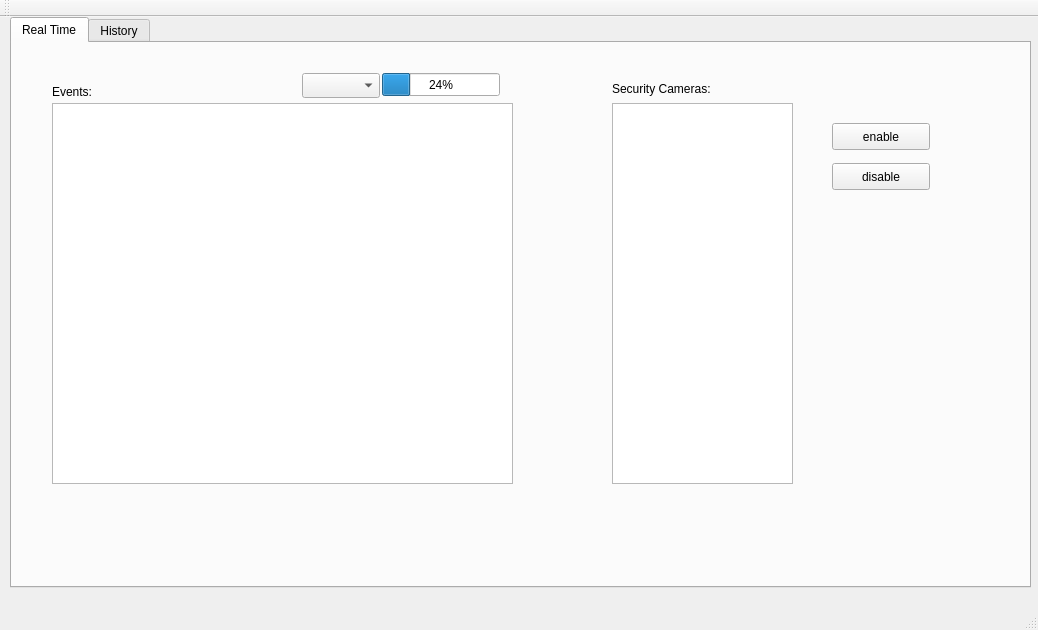
This is mainwindow.ui in tomerye/Security-Sys-gui as Qt 5 draws it before an edit. The edited form follows.
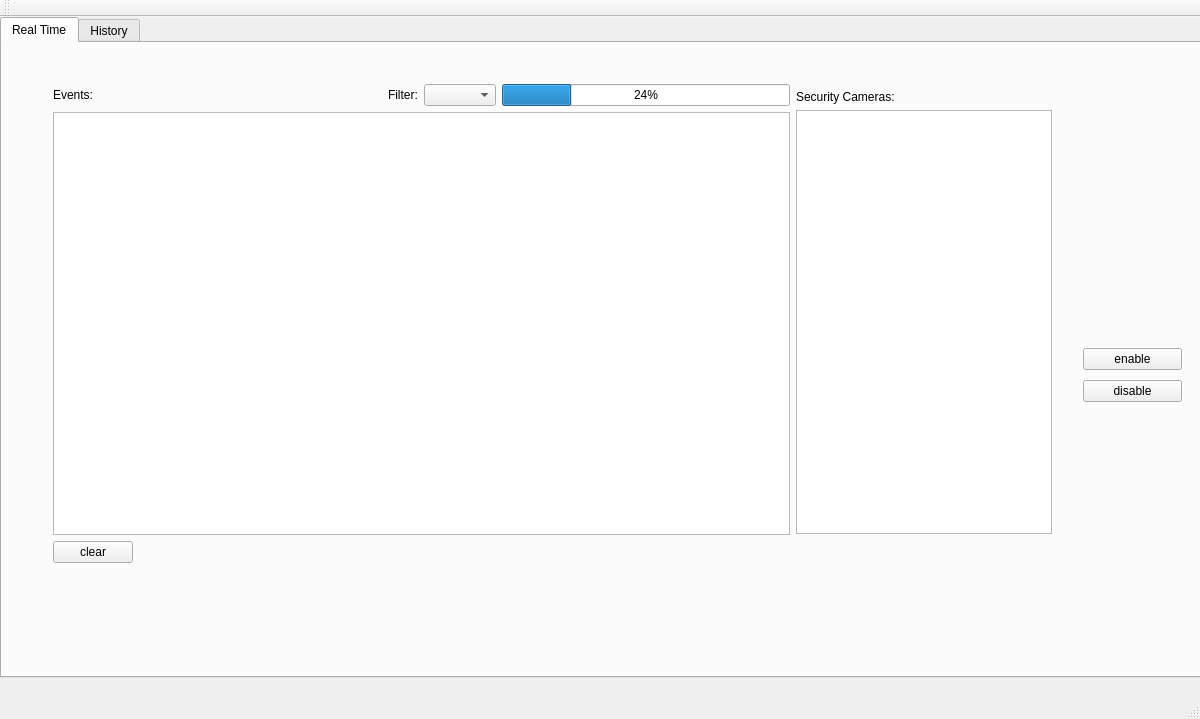
This is the edited form.

```diff
--- a/mainwindow.ui
+++ b/mainwindow.ui
@@ -6,8 +6,8 @@
    <rect>
     <x>0</x>
     <y>0</y>
-    <width>1038</width>
-    <height>630</height>
+    <width>1200</width>
+    <height>719</height>
    </rect>
   </property>
   <property name="windowTitle">
@@ -17,10 +17,10 @@
    <widget class="QTabWidget" name="tabWidget">
     <property name="geometry">
      <rect>
-      <x>10</x>
+      <x>0</x>
       <y>0</y>
-      <width>1021</width>
-      <height>571</height>
+      <width>1201</width>
+      <height>661</height>
      </rect>
     </property>
     <property name="currentIndex">
@@ -30,116 +30,188 @@
      <attribute name="title">
       <string>Real Time</string>
      </attribute>
-     <widget class="QListView" name="listView">
-      <property name="geometry">
-       <rect>
-        <x>600</x>
-        <y>60</y>
-        <width>181</width>
-        <height>381</height>
-       </rect>
-      </property>
-     </widget>
-     <widget class="QTableView" name="tableView">
-      <property name="geometry">
-       <rect>
-        <x>40</x>
-        <y>60</y>
-        <width>461</width>
-        <height>381</height>
-       </rect>
-      </property>
-      <property name="editTriggers">
-       <set>QAbstractItemView::NoEditTriggers</set>
-      </property>
-     </widget>
-     <widget class="QComboBox" name="comboBox">
-      <property name="geometry">
-       <rect>
-        <x>290</x>
-        <y>30</y>
-        <width>78</width>
-        <height>25</height>
-       </rect>
-      </property>
-     </widget>
-     <widget class="QProgressBar" name="progressBar">
-      <property name="geometry">
-       <rect>
-        <x>370</x>
-        <y>30</y>
-        <width>118</width>
-        <height>23</height>
-       </rect>
-      </property>
-      <property name="value">
-       <number>24</number>
-      </property>
-     </widget>
-     <widget class="QPushButton" name="pushButton_2">
-      <property name="geometry">
-       <rect>
-        <x>820</x>
-        <y>80</y>
-        <width>98</width>
-        <height>27</height>
-       </rect>
-      </property>
-      <property name="text">
-       <string>enable</string>
-      </property>
-     </widget>
-     <widget class="QPushButton" name="pushButton_3">
-      <property name="geometry">
-       <rect>
-        <x>820</x>
-        <y>120</y>
-        <width>98</width>
-        <height>27</height>
-       </rect>
-      </property>
-      <property name="text">
-       <string>disable</string>
-      </property>
-     </widget>
      <widget class="QLabel" name="label">
       <property name="geometry">
        <rect>
-        <x>300</x>
-        <y>460</y>
-        <width>581</width>
-        <height>41</height>
+        <x>800</x>
+        <y>540</y>
+        <width>261</width>
+        <height>21</height>
        </rect>
       </property>
       <property name="text">
        <string/>
       </property>
      </widget>
-     <widget class="QLabel" name="label_2">
+     <widget class="QWidget" name="layoutWidget">
       <property name="geometry">
        <rect>
-        <x>600</x>
-        <y>30</y>
+        <x>1070</x>
+        <y>290</y>
         <width>121</width>
-        <height>31</height>
+        <height>85</height>
        </rect>
       </property>
-      <property name="text">
-       <string>Security Cameras:</string>
-      </property>
+      <layout class="QVBoxLayout" name="verticalLayout">
+       <item>
+        <widget class="QPushButton" name="pushButton_2">
+         <property name="text">
+          <string>enable</string>
+         </property>
+        </widget>
+       </item>
+       <item>
+        <widget class="QPushButton" name="pushButton_3">
+         <property name="text">
+          <string>disable</string>
+         </property>
+        </widget>
+       </item>
+      </layout>
      </widget>
-     <widget class="QLabel" name="label_3">
+     <widget class="QWidget" name="layoutWidget">
       <property name="geometry">
        <rect>
         <x>40</x>
-        <y>40</y>
-        <width>151</width>
-        <height>17</height>
+        <y>30</y>
+        <width>1021</width>
+        <height>501</height>
        </rect>
       </property>
-      <property name="text">
-       <string>Events:</string>
-      </property>
+      <layout class="QHBoxLayout" name="horizontalLayout_3">
+       <item>
+        <layout class="QVBoxLayout" name="verticalLayout_3">
+         <item>
+          <layout class="QHBoxLayout" name="horizontalLayout">
+           <item>
+            <widget class="QLabel" name="label_3">
+             <property name="text">
+              <string>Events:</string>
+             </property>
+            </widget>
+           </item>
+           <item>
+            <spacer name="horizontalSpacer">
+             <property name="orientation">
+              <enum>Qt::Horizontal</enum>
+             </property>
+             <property name="sizeHint" stdset="0">
+              <size>
+               <width>40</width>
+               <height>20</height>
+              </size>
+             </property>
+            </spacer>
+           </item>
+           <item>
+            <widget class="QLabel" name="label_6">
+             <property name="text">
+              <string>Filter:</string>
+             </property>
+            </widget>
+           </item>
+           <item>
+            <widget class="QComboBox" name="comboBox"/>
+           </item>
+           <item>
+            <widget class="QProgressBar" name="progressBar">
+             <property name="value">
+              <number>24</number>
+             </property>
+            </widget>
+           </item>
+          </layout>
+         </item>
+         <item>
+          <widget class="QTableView" name="tableView">
+           <property name="editTriggers">
+            <set>QAbstractItemView::NoEditTriggers</set>
+           </property>
+          </widget>
+         </item>
+         <item>
+          <layout class="QHBoxLayout" name="horizontalLayout_2">
+           <item>
+            <widget class="QPushButton" name="pushButton_4">
+             <property name="text">
+              <string>clear</string>
+             </property>
+            </widget>
+           </item>
+           <item>
+            <spacer name="horizontalSpacer_3">
+             <property name="orientation">
+              <enum>Qt::Horizontal</enum>
+             </property>
+             <property name="sizeHint" stdset="0">
+              <size>
+               <width>358</width>
+               <height>20</height>
+              </size>
+             </property>
+            </spacer>
+           </item>
+          </layout>
+         </item>
+        </layout>
+       </item>
+       <item>
+        <layout class="QVBoxLayout" name="verticalLayout_2">
+         <item>
+          <spacer name="verticalSpacer_2">
+           <property name="orientation">
+            <enum>Qt::Vertical</enum>
+           </property>
+           <property name="sizeType">
+            <enum>QSizePolicy::Fixed</enum>
+           </property>
+           <property name="sizeHint" stdset="0">
+            <size>
+             <width>20</width>
+             <height>6</height>
+            </size>
+           </property>
+          </spacer>
+         </item>
+         <item>
+          <widget class="QLabel" name="label_2">
+           <property name="text">
+            <string>Security Cameras:</string>
+           </property>
+          </widget>
+         </item>
+         <item>
+          <widget class="QListView" name="listView">
+           <property name="sizePolicy">
+            <sizepolicy hsizetype="Preferred" vsizetype="Expanding">
+             <horstretch>0</horstretch>
+             <verstretch>0</verstretch>
+            </sizepolicy>
+           </property>
+           <property name="resizeMode">
+            <enum>QListView::Adjust</enum>
+           </property>
+          </widget>
+         </item>
+         <item>
+          <spacer name="verticalSpacer">
+           <property name="orientation">
+            <enum>Qt::Vertical</enum>
+           </property>
+           <property name="sizeType">
+            <enum>QSizePolicy::Minimum</enum>
+           </property>
+           <property name="sizeHint" stdset="0">
+            <size>
+             <width>20</width>
+             <height>29</height>
+            </size>
+           </property>
+          </spacer>
+         </item>
+        </layout>
+       </item>
+      </layout>
      </widget>
     </widget>
     <widget class="QWidget" name="tab_2">
```
Left out of the diff: 2 changed lines with no effect on the pictures.
